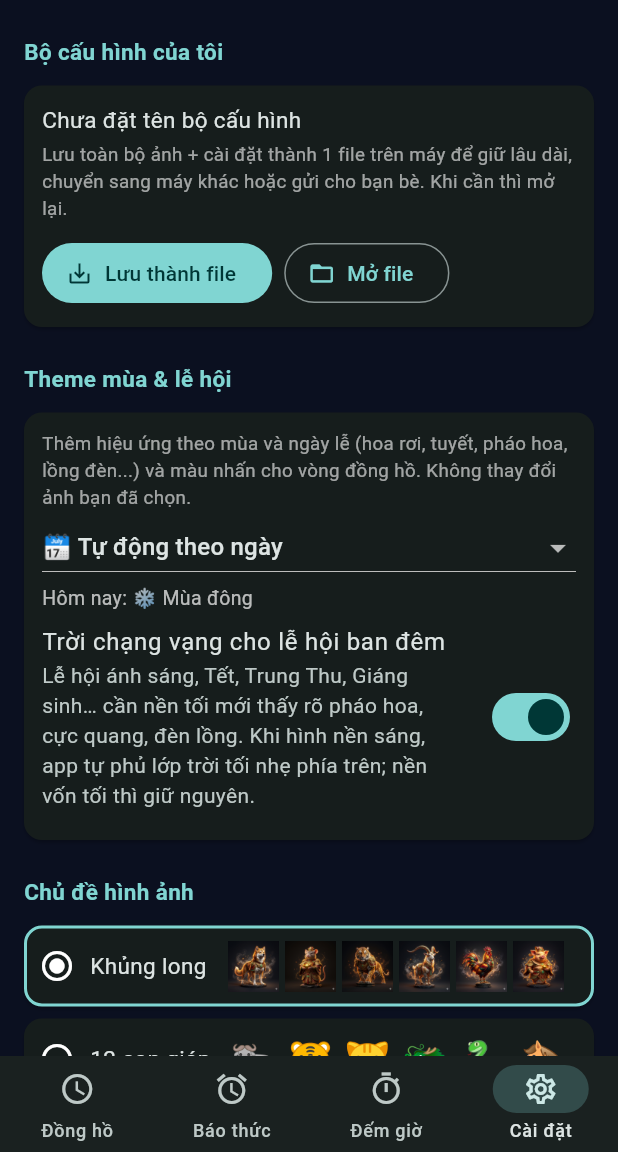
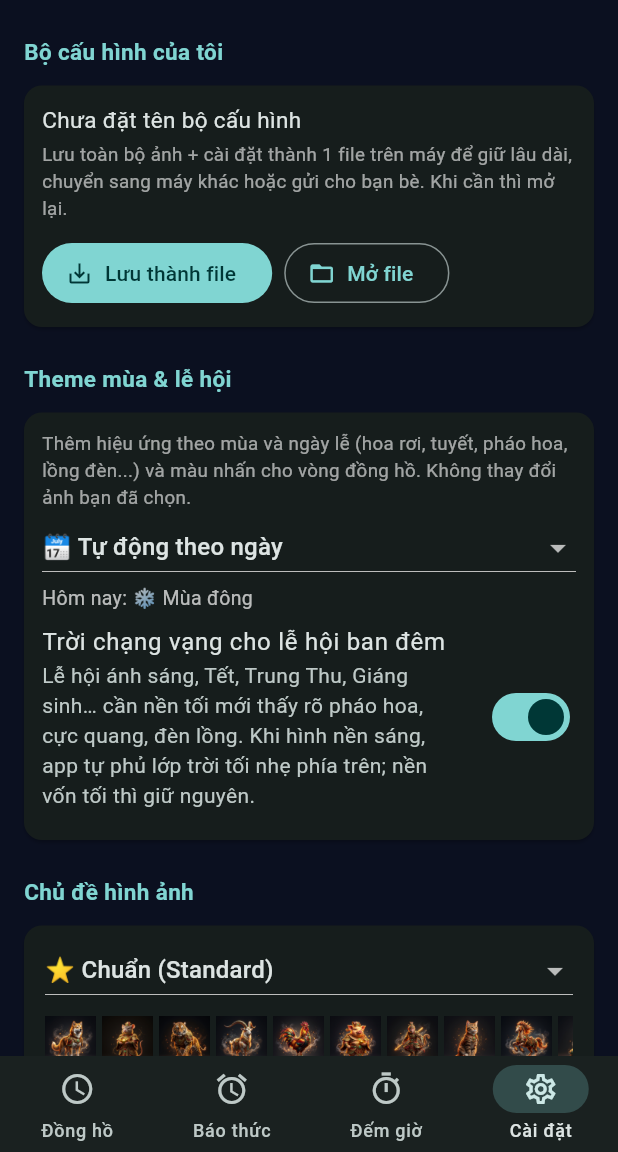
Before and after one commit to anthienlong2020/dream-watch-web, a Flutter app: the screen it shows after launch, item 4 of the bottom bar chosen, on a phone screen of 412 x 824 dp, the part 84-1236 px from its top. Run offline on Flutter 3.47's test engine with Material 3 defaults, Android fonts, the phone set to English and light mode, and no system bars; our stand-ins replace audioplayers, file_picker, shared_preferences, wakelock_plus, web; missing offline and left inert: dart:js_interop.

Commit message:
Chủ đề hình ảnh dạng danh sách thả xuống: Chuẩn, Ảnh của tôi + các bộ mở từ file cấu hình (lưu IndexedDB)
Co-Authored-By: Claude Opus 5.5 <noreply@anthropic.com>
Claude-Session: https://claude.ai/code/session_01NiCjr3WhQ3JL1BPmFVNFom

```diff
--- a/lib/models/clock_theme.dart
+++ b/lib/models/clock_theme.dart
@@ -98,7 +98,7 @@ Future<void> loadDinoAssets() async {
 /// Ảnh thứ 1 → vị trí I, ảnh thứ 2 → II, ..., ảnh thứ 12 → XII. Thiếu ảnh thì dùng emoji.
 ClockTheme buildDinoTheme() => ClockTheme(
       id: 'khung_long',
-      name: 'Khủng long',
+      name: 'Chuẩn (Standard)',
       slots: List.generate(12, (i) {
         final n = slotNumber(i) - 1; // vị trí XII (i = 0) dùng ảnh thứ 12
         return SlotImage(
--- a/lib/screens/settings_screen.dart
+++ b/lib/screens/settings_screen.dart
@@ -82,59 +82,85 @@ class _ThemePicker extends StatelessWidget {
   }
 
   Widget _build(BuildContext context) {
-    final themes = [
-      buildDinoTheme(),
-      buildZodiacTheme(),
-      buildCustomTheme(app.customImages, app.customChibi),
-    ];
-    return Column(
+    // Danh sách: Chuẩn (Standard), Ảnh của tôi, rồi các bộ mở từ file cấu hình
+    final ids = ['khung_long', 'tu_chon', for (final n in app.imageSets) 'set:$n'];
+    String label(String id) => switch (id) {
+          'khung_long' => '⭐ Chuẩn (Standard)',
+          'tu_chon' => '🖼️ Ảnh của tôi',
+          _ => '📁 ${id.substring(4)}',
+        };
+    final current = ids.contains(app.themeId) ? app.themeId : 'khung_long';
+    final t = app.themeOf(current);
+    final setName = current.startsWith('set:') ? current.substring(4) : null;
+    return Card(
+      child: Padding(
+        padding: const EdgeInsets.fromLTRB(14, 6, 14, 12),
+        child: Column(
+          crossAxisAlignment: CrossAxisAlignment.start,
           children: [
-        for (final t in themes)
-          Card(
-            shape: RoundedRectangleBorder(
-              borderRadius: BorderRadius.circular(12),
-              side: BorderSide(
-                color: app.themeId == t.id
-                    ? Theme.of(context).colorScheme.primary
-                    : Colors.transparent,
-                width: 2,
+            DropdownButton<String>(
+              isExpanded: true,
+              value: current,
+              items: [for (final id in ids) DropdownMenuItem(value: id, child: Text(label(id)))],
+              onChanged: (v) => app.update(() => app.themeId = v ?? 'khung_long'),
             ),
-            ),
-            child: InkWell(
-              borderRadius: BorderRadius.circular(12),
-              onTap: () => app.update(() => app.themeId = t.id),
-              child: Padding(
-                padding: const EdgeInsets.all(10),
-                child: Row(
-                  children: [
-                    Icon(app.themeId == t.id
-                        ? Icons.radio_button_checked
-                        : Icons.radio_button_off),
-                    const SizedBox(width: 10),
-                    SizedBox(
-                      width: 92,
-                      child: Text(t.name, style: const TextStyle(fontSize: 15)),
-                    ),
-                    Expanded(
-                      child: SingleChildScrollView(
+            const SizedBox(height: 6),
+            SingleChildScrollView(
               scrollDirection: Axis.horizontal,
               child: Row(
                 children: [
-                            for (var i = 1; i <= 6; i++)
+                  for (var i = 1; i <= 12; i++)
                     Padding(
                       padding: const EdgeInsets.only(right: 4),
-                                child: SlotImageView(image: t.slot(i), size: 34),
+                      child: SlotImageView(image: t.slot(i % 12), size: 34),
                     ),
                 ],
               ),
             ),
+            if (setName != null)
+              Wrap(
+                spacing: 8,
+                children: [
+                  TextButton.icon(
+                    icon: const Icon(Icons.edit, size: 18),
+                    label: const Text('Chép sang Ảnh của tôi để sửa'),
+                    onPressed: () async {
+                      final ok = await app.copySetToCustom(setName);
+                      if (!ok && context.mounted) {
+                        ScaffoldMessenger.of(context).showSnackBar(const SnackBar(
+                            content: Text('Không lưu được: bộ nhớ trình duyệt đầy, hãy bớt ảnh nền.')));
+                      }
+                    },
+                  ),
+                  TextButton.icon(
+                    icon: const Icon(Icons.delete_outline, size: 18),
+                    label: const Text('Xoá khỏi danh sách'),
+                    onPressed: () async {
+                      final yes = await showDialog<bool>(
+                        context: context,
+                        builder: (ctx) => AlertDialog(
+                          title: Text('Xoá bộ "$setName"?'),
+                          content: const Text('Chỉ xoá khỏi app. File .dreamwatch trên máy vẫn còn, '
+                              'mở lại lúc nào cũng được.'),
+                          actions: [
+                            TextButton(onPressed: () => Navigator.pop(ctx, false), child: const Text('Huỷ')),
+                            FilledButton(onPressed: () => Navigator.pop(ctx, true), child: const Text('Xoá')),
+                          ],
+                        ),
+                      );
+                      if (yes == true) await app.deleteImageSet(setName);
+                    },
+                  ),
+                ],
+              ),
+            const Text(
+              'Mở file cấu hình (.dreamwatch) ở mục "Bộ cấu hình" bên dưới thì bộ ảnh trong file '
+              'tự thêm vào danh sách này.',
+              style: TextStyle(fontSize: 12.5, color: Colors.white60),
             ),
           ],
         ),
       ),
-            ),
-          ),
-      ],
     );
   }
 }
@@ -1038,8 +1064,9 @@ class _PresetSettingsState extends State<_PresetSettings> {
       context: context,
       builder: (ctx) => AlertDialog(
         title: const Text('Mở bộ cấu hình?'),
-        content: Text('Ảnh giờ, ảnh nền và cài đặt hiện tại sẽ được thay bằng nội dung '
-            'của "${file!.name}".\nNếu chưa lưu bộ hiện tại, hãy bấm Huỷ và lưu trước.'),
+        content: Text('Ảnh nền và cài đặt hiện tại sẽ được thay bằng nội dung của "${file!.name}". '
+            'Bộ ảnh giờ trong file được thêm thành một mục mới trong "Chủ đề hình ảnh" '
+            '(Ảnh của tôi giữ nguyên).\nNếu chưa lưu bộ hiện tại, hãy bấm Huỷ và lưu trước.'),
         actions: [
           TextButton(onPressed: () => Navigator.pop(ctx, false), child: const Text('Huỷ')),
           FilledButton(onPressed: () => Navigator.pop(ctx, true), child: const Text('Mở')),
@@ -1049,7 +1076,7 @@ class _PresetSettingsState extends State<_PresetSettings> {
     if (yes != true) return;
     setState(() => _busy = true);
     try {
-      final missing = await app.importPreset(bytes);
+      final missing = await app.importPreset(bytes, fileName: file!.name);
       _toast(missing == 0
           ? 'Đã mở bộ "${app.presetName ?? file!.name}".'
           : 'Đã mở bộ, nhưng $missing ảnh nền không vừa bộ nhớ trình duyệt.');
--- /dev/null
+++ b/lib/services/blob_store.dart
@@ -0,0 +1,3 @@
+// Kho lưu dữ liệu lớn (bộ ảnh) ngoài localStorage (chỉ ~5 MB).
+// Bản web dùng IndexedDB của trình duyệt (chứa được hàng trăm MB).
+export 'blob_store_stub.dart' if (dart.library.js_interop) 'blob_store_web.dart';
--- /dev/null
+++ b/lib/services/blob_store_stub.dart
@@ -0,0 +1,6 @@
+// Bản chưa có kho riêng (test / app cài sau này): giữ trong bộ nhớ.
+final Map<String, String> _mem = {};
+
+Future<void> blobPut(String key, String value) async => _mem[key] = value;
+Future<String?> blobGet(String key) async => _mem[key];
+Future<void> blobDelete(String key) async => _mem.remove(key);
```
Also changed, not shown: lib/services/app_state.dart (+134 -14 lines), lib/services/blob_store_web.dart (added, +40 -0 lines). Lines whose indentation alone changed are shown as unchanged.
